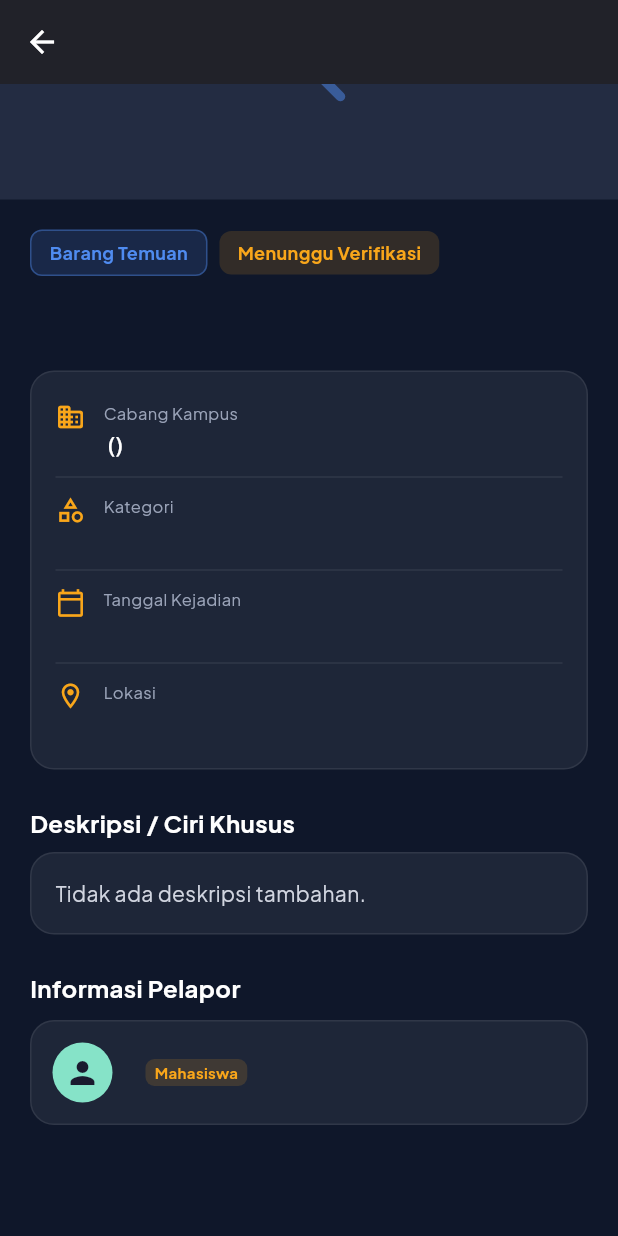
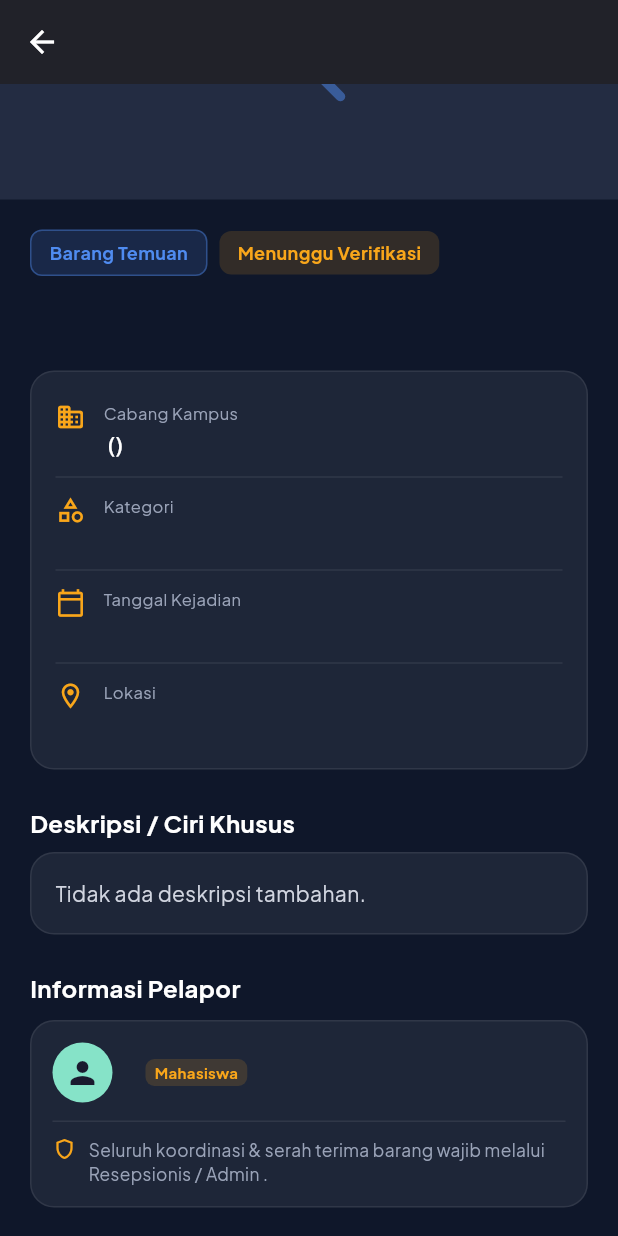
Before and after one commit to MunnaK17/findit-mobile, a Flutter app: the ReportDetailView screen opened directly with empty values, scrolled down 103 dp, on a phone screen of 412 x 824 dp. Run offline on Flutter 3.47's test engine with Material 3 defaults, Android fonts, the phone set to English and light mode, and no system bars; our stand-ins replace google_fonts, image_picker, shared_preferences, supabase_flutter; accounts and stored records are empty.

Commit message:
fix(policy): remove direct WA button to reporter; enforce all coordination through campus receptionist/admin

```diff
--- a/lib/views/profile/profile_view.dart
+++ b/lib/views/profile/profile_view.dart
@@ -1099,7 +1099,7 @@ class _ProfileViewState extends State<ProfileView> {
       },
       {
         'q': '3. Bagaimana serah terima barang dilakukan?',
-        'a': 'Anda dapat menghubungi pelapor melalui tombol WhatsApp di detail laporan (jika pelapor mencantumkan nomor kontak) atau berkoordinasi di pos keamanan kampus UBSI.',
+        'a': 'Seluruh serah terima barang temuan wajib dilakukan melalui Resepsionis / Admin cabang kampus UBSI terkait. Pemilik datang langsung untuk verifikasi identitas dan penandatanganan Berita Acara.',
       },
     ];
 
--- a/lib/views/reports/report_detail_view.dart
+++ b/lib/views/reports/report_detail_view.dart
@@ -1,5 +1,4 @@
 import 'package:flutter/material.dart';
-import 'package:url_launcher/url_launcher.dart';
 import '../../core/constants/colors.dart';
 import '../../models/report_model.dart';
 import '../../services/auth_service.dart';
@@ -33,42 +32,6 @@ class _ReportDetailViewState extends State<ReportDetailView> {
         _isOwnerOrAdmin = user != null &&
             (user.isAdmin || (user.id == _report.idUser));
       });
-    }
-  }
-
-  Future<void> _launchWhatsApp(String phone, String itemName) async {
-    var cleanPhone = phone.replaceAll(RegExp(r'[^0-9]'), '');
-    if (cleanPhone.startsWith('0')) {
-      cleanPhone = '62${cleanPhone.substring(1)}';
-    } else if (!cleanPhone.startsWith('62')) {
-      cleanPhone = '62$cleanPhone';
-    }
-
-    final message = Uri.encodeComponent(
-      'Halo, saya melihat laporan di aplikasi FindIT terkait barang: *$itemName*. Apakah barang tersebut masih ada / sudah bisa dikoordinasikan?',
-    );
-    final url = Uri.parse('https://wa.me/$cleanPhone?text=$message');
-
-    try {
-      if (await canLaunchUrl(url)) {
-        await launchUrl(url, mode: LaunchMode.externalApplication);
-      } else {
-        if (!mounted) return;
-        ScaffoldMessenger.of(context).showSnackBar(
-          const SnackBar(
-            content: Text('Tidak dapat membuka WhatsApp'),
-            backgroundColor: AppColors.danger,
-          ),
-        );
-      }
-    } catch (e) {
-      if (!mounted) return;
-      ScaffoldMessenger.of(context).showSnackBar(
-        SnackBar(
-          content: Text('Gagal membuka WhatsApp: $e'),
-          backgroundColor: AppColors.danger,
-        ),
-      );
     }
   }
 
@@ -297,7 +260,6 @@ class _ReportDetailViewState extends State<ReportDetailView> {
     final badgeBg = isHilang ? c.amberBg : c.tealBg;
     final statusText = c.statusTextColor(_report.status);
     final statusBg = c.statusBgColor(_report.status);
-    final contactPhone = _report.user?.phone;
 
     return Scaffold(
       backgroundColor: c.scaffoldBg,
@@ -578,27 +540,26 @@ class _ReportDetailViewState extends State<ReportDetailView> {
                               ),
                             ],
                           ),
-                          if (contactPhone != null && contactPhone.isNotEmpty) ...[
-                            const SizedBox(height: 12),
-                            Divider(height: 1, color: c.cardBorder),
-                            const SizedBox(height: 10),
-                            SizedBox(
-                              width: double.infinity,
-                              child: ElevatedButton.icon(
-                                onPressed: () => _launchWhatsApp(contactPhone, _report.namaBarang),
-                                icon: const Icon(Icons.chat_rounded, color: AppColors.slate950, size: 18),
-                                label: const Text('Hubungi via WhatsApp (Pelapor)'),
-                                style: ElevatedButton.styleFrom(
-                                  backgroundColor: AppColors.statusReturned,
-                                  foregroundColor: AppColors.slate950,
-                                  minimumSize: const Size.fromHeight(48),
-                                  elevation: 0,
-                                  shape: RoundedRectangleBorder(borderRadius: BorderRadius.circular(12)),
-                                  padding: const EdgeInsets.symmetric(vertical: 12),
+                          const SizedBox(height: 12),
+                          Divider(height: 1, color: c.cardBorder),
+                          const SizedBox(height: 10),
+                          Row(
+                            crossAxisAlignment: CrossAxisAlignment.start,
+                            children: [
+                              Icon(Icons.shield_outlined, size: 16, color: c.amberText),
+                              const SizedBox(width: 8),
+                              Expanded(
+                                child: Text(
+                                  'Seluruh koordinasi & serah terima barang wajib melalui Resepsionis / Admin ${_report.campus?.namaKampus ?? "Cabang Kampus"}.',
+                                  style: TextStyle(
+                                    fontSize: 11.5,
+                                    color: c.textMuted,
+                                    height: 1.4,
+                                  ),
                                 ),
                               ),
-                            ),
-                          ],
+                            ],
+                          ),
                         ],
                       ),
                     ),
```
